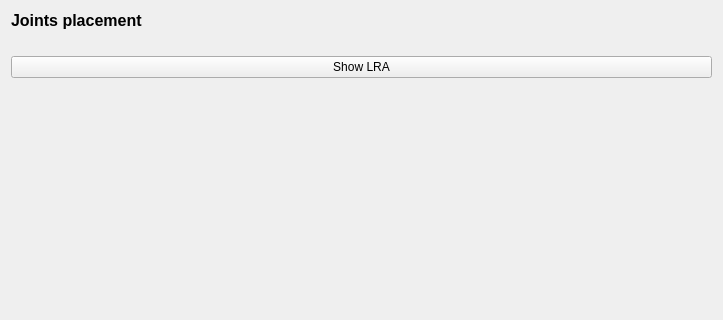
Qt form forms/PageJointPlacement.ui (ThomasEscalle/WombatAutoRig) before a commit; both pictures show x 0 to 723 and y 0 to 320 of the 723 by 640 pixel window.
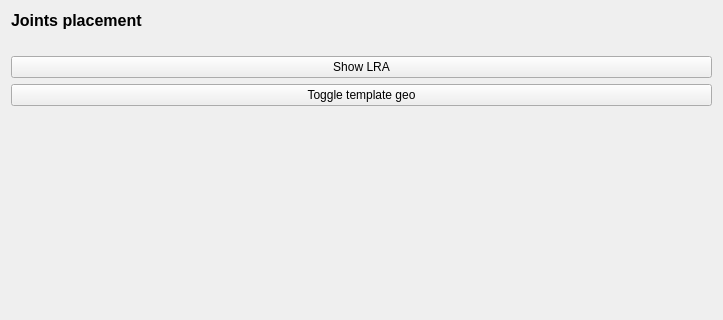
The same form after that commit.

Commit message: Implemented the button to trigger the template visibility

Diff of the .ui file:
```diff
--- a/forms/PageJointPlacement.ui
+++ b/forms/PageJointPlacement.ui
@@ -41,6 +41,13 @@
      </property>
     </widget>
    </item>
+   <item>
+    <widget class="QPushButton" name="btnTemplate">
+     <property name="text">
+      <string>Toggle template geo</string>
+     </property>
+    </widget>
+   </item>
    <item>
     <spacer name="verticalSpacer">
      <property name="orientation">
```
The commit also changes 5 other files.
